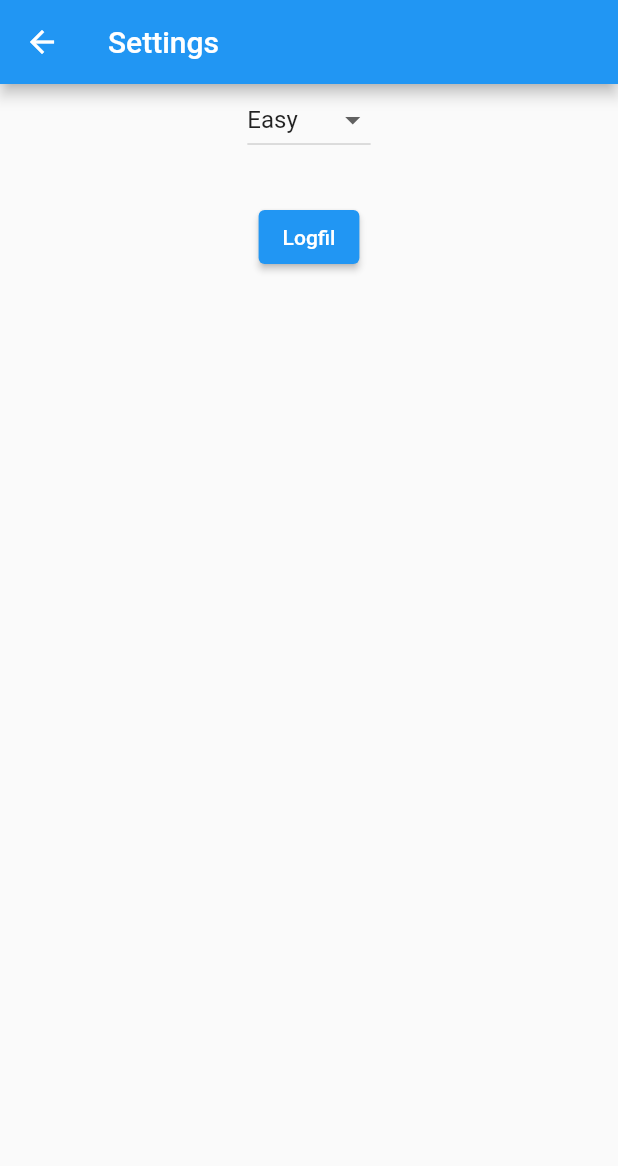
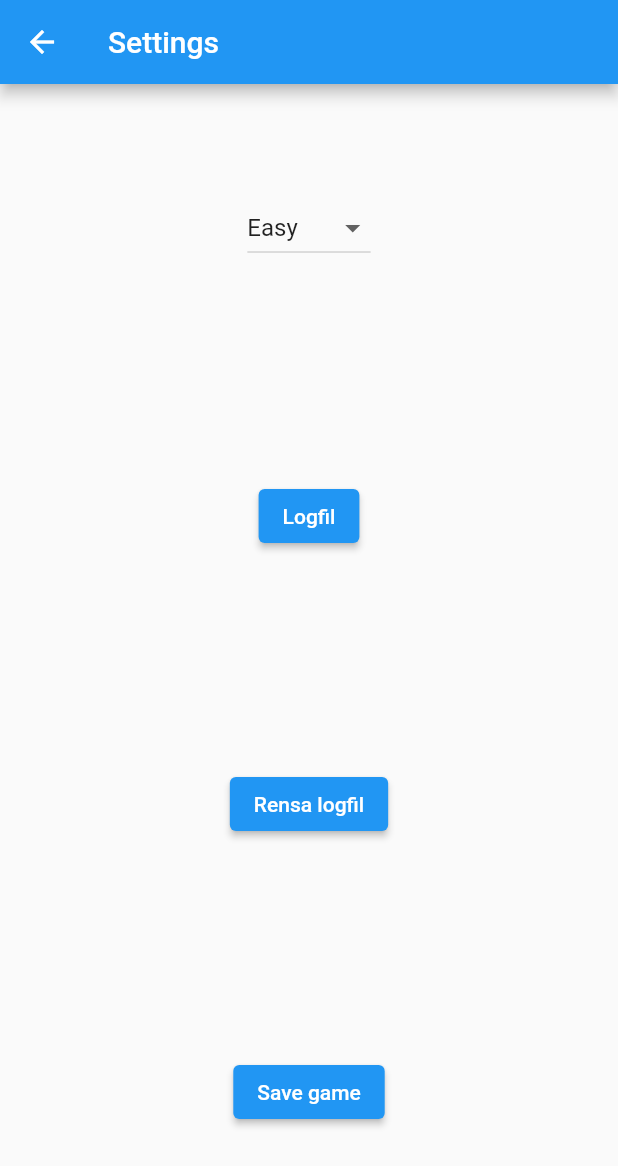
Before and after one commit to Meconer/minesweeper, a Flutter app: the screen it shows after launch, after a tap on the "menu" icon, on a phone screen of 412 x 824 dp. Shown: the top 1166 px of the screen. Run offline on Flutter 3.47's test engine with Material 2 defaults, Android fonts, the phone set to English and light mode, and no system bars; our stand-ins replace flutter_inset_box_shadow, flutter_riverpod, logger, shared_preferences.

Commit message:
Removed Cellcontent class because it was unnecessary. Added a new page to view logfile. Added logfile functionality

```diff
--- a/lib/controllers/app_controller.dart
+++ b/lib/controllers/app_controller.dart
@@ -9,7 +9,7 @@ class AppController {
 
   Future<void> initApp() async {
     GameSettings settings = await StoredSettings().loadSettings();
-    await Future.delayed(const Duration(seconds: 1));
+    await Future.delayed(const Duration(milliseconds: 100));
     gameController.changeSettings(settings);
   }
 }
--- a/lib/main.dart
+++ b/lib/main.dart
@@ -3,8 +3,11 @@ import 'package:flutter_riverpod/flutter_riverpod.dart';
 import 'package:flutter/services.dart';
 import 'package:logger/logger.dart';
 import 'package:minesweeper/pages/splash_screen_page.dart';
+import 'package:minesweeper/services/log_to_file.dart';
+import 'package:minesweeper/services/my_log_printer.dart';
 
 import 'pages/game_page.dart';
+import 'pages/log_file_page.dart';
 import 'pages/settings_page.dart';
 
 main() {
@@ -14,7 +17,8 @@ main() {
 class MyApp extends StatelessWidget with WidgetsBindingObserver {
   MyApp({super.key});
 
-  final logger = Logger(level: Level.debug);
+  final logger =
+      Logger(level: Level.debug, output: LogToFile(), printer: MyLogPrinter());
 
   @override
   void didChangeAppLifecycleState(AppLifecycleState state) {
@@ -36,6 +40,7 @@ class MyApp extends StatelessWidget with WidgetsBindingObserver {
         SettingsPage.routeName: ((context) => SettingsPage()),
         GamePage.routeName: (context) => GamePage(),
         SplashScreenPage.routeName: (context) => const SplashScreenPage(),
+        LogFilePage.routeName: (context) => const LogFilePage(),
       },
       initialRoute: SplashScreenPage.routeName,
     );
--- a/lib/pages/settings_page.dart
+++ b/lib/pages/settings_page.dart
@@ -2,6 +2,7 @@ import 'package:flutter/material.dart';
 import 'package:flutter_riverpod/flutter_riverpod.dart';
 import 'package:minesweeper/models/game_settings.dart';
 import 'package:minesweeper/controllers/game_controller.dart';
+import 'package:minesweeper/pages/log_file_page.dart';
 import 'package:minesweeper/services/log_to_file.dart';
 
 class SettingsPage extends ConsumerWidget {
@@ -23,6 +24,7 @@ class SettingsPage extends ConsumerWidget {
       appBar: AppBar(title: const Text('Settings')),
       body: Center(
         child: Column(
+          mainAxisAlignment: MainAxisAlignment.spaceAround,
           children: [
             DropdownButton<String>(
               items: dropDownMenuItems,
@@ -34,21 +36,27 @@ class SettingsPage extends ConsumerWidget {
                     .changeSettings(gameSettings);
               },
             ),
-            const SizedBox(
-              height: 30,
+            ElevatedButton(
+              onPressed: () async {
+                await Navigator.of(context).pushNamed(LogFilePage.routeName);
+              },
+              child: const Text('Logfil'),
             ),
             ElevatedButton(
-                onPressed: () async {
-                  final fileContent = await LogToFile().getLogFileContents();
-                  showDialog(
-                      context: context,
-                      builder: ((context) =>
-                          Scaffold(body: Center(child: Text(fileContent)))));
-                },
-                child: const Text('Logfil')),
+              onPressed: () async {
+                await LogToFile().clearLogFile();
+              },
+              child: const Text('Rensa logfil'),
+            ),
+            ElevatedButton(
+              onPressed: () => saveGame(),
+              child: const Text('Save game'),
+            ),
           ],
         ),
       ),
     );
   }
+
+  saveGame() {}
 }
--- /dev/null
+++ b/lib/services/my_log_printer.dart
@@ -0,0 +1,8 @@
+import 'package:logger/logger.dart';
+
+class MyLogPrinter extends LogPrinter {
+  @override
+  List<String> log(LogEvent event) {
+    return [event.message];
+  }
+}
--- a/lib/widgets/grid_button.dart
+++ b/lib/widgets/grid_button.dart
@@ -20,7 +20,7 @@ class GridButton extends ConsumerWidget {
     final gameState = ref.watch(gameStateProvider);
     final gameStateNotifier = ref.watch(gameStateProvider.notifier);
 
-    final cellContent = gameState.board.cells[index].gameCellContent;
+    final cellContent = gameState.board.cells[index];
 
     return GestureDetector(
       onTap: () {
```
Also changed, not shown: lib/models/board.dart (+18 -25 lines), lib/pages/game_page.dart (+6 -1 lines), lib/pages/log_file_page.dart (added, +26 -0 lines), lib/services/game_saver.dart (added, +17 -0 lines), lib/services/log_to_file.dart (+14 -5 lines).
